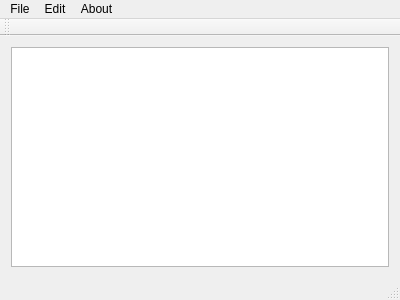
Above: mainwindow.ui from ShuvenduRoy/Qt_TextEditor before the change. Below: the same form after it.
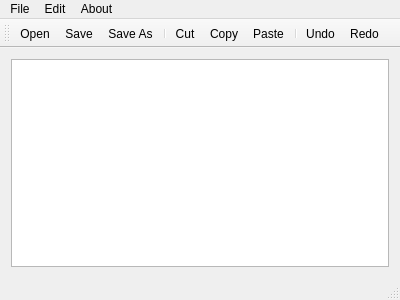
That is the form after the change. Icons and pictures are not drawn.

Commit message: Short cut menu icons added

The edit to the form file:
```diff
--- a/mainwindow.ui
+++ b/mainwindow.ui
@@ -66,6 +66,16 @@
    <attribute name="toolBarBreak">
     <bool>false</bool>
    </attribute>
+   <addaction name="actionOpen"/>
+   <addaction name="actionSave"/>
+   <addaction name="actionSave_As"/>
+   <addaction name="separator"/>
+   <addaction name="actionCut"/>
+   <addaction name="actionCopy"/>
+   <addaction name="actionPaste"/>
+   <addaction name="separator"/>
+   <addaction name="actionUndo"/>
+   <addaction name="actionRedo"/>
   </widget>
   <widget class="QStatusBar" name="statusBar"/>
   <action name="actionNew">
```
